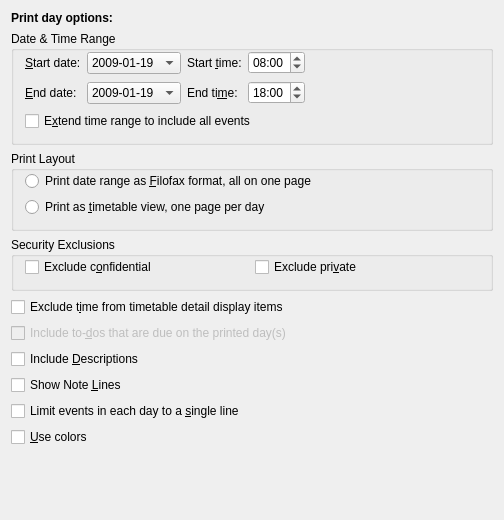
This is printing/calprintdayconfig_base.ui in KDE/korganizer as Qt 5 draws it before an edit. The edited form follows.
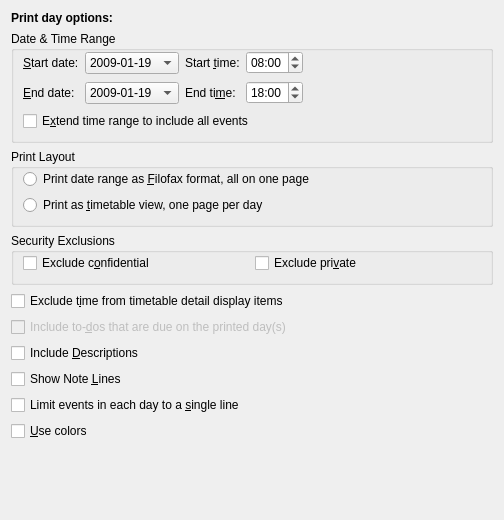
This is the edited form. Custom widgets are drawn as their Qt base class.

Diff of the .ui file:
```diff
--- a/printing/calprintdayconfig_base.ui
+++ b/printing/calprintdayconfig_base.ui
@@ -340,8 +340,6 @@
    </item>
   </layout>
  </widget>
- <layoutdefault spacing="6" margin="11" />
- <pixmapfunction>qPixmapFromMimeSource</pixmapfunction>
  <customwidgets>
   <customwidget>
    <class>KPIM::KDateEdit</class>
```
